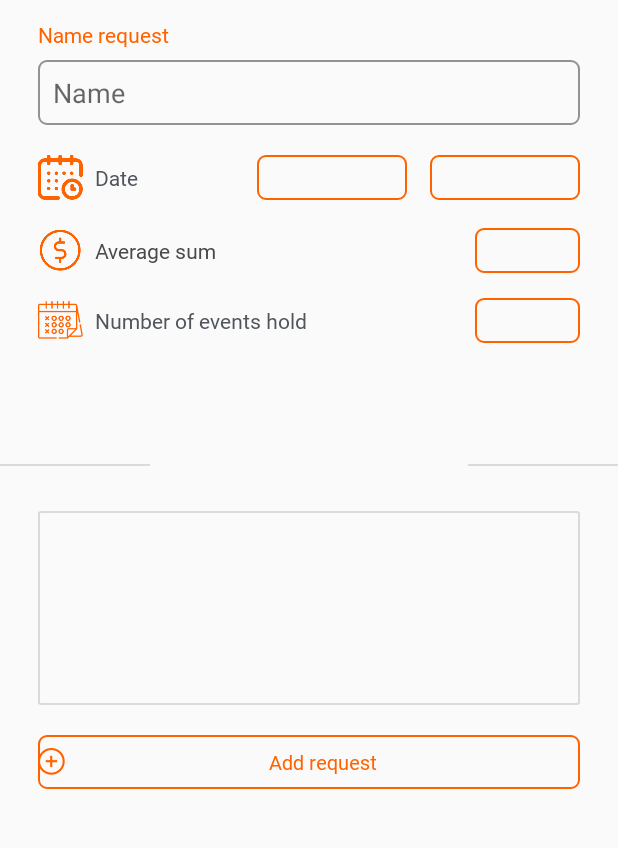
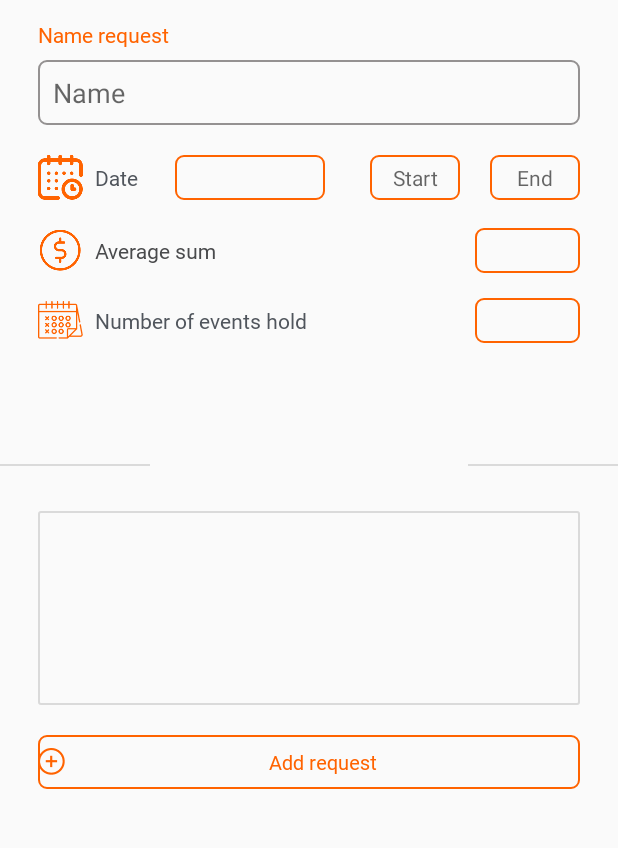
Before and after one commit to khusrav2000/Time2RaisOraganization, an Android app: the AddingRequest screen opened directly, with no data from a screen before it, on a phone screen of 412 x 824 dp, the part 129-977 px from its top. Run offline under Robolectric (Android 15) with nearby library versions, the phone set to English and light mode, and no system bars.

Commit message:
Adding request выбор даты и времены сделал с помощью DatePickerDialog и TimePickerDialog

```diff
--- a/app/src/main/AndroidManifest.xml
+++ b/app/src/main/AndroidManifest.xml
@@ -20,7 +20,9 @@
         </activity>
         <activity
             android:name=".AddingRequest"
-            android:windowSoftInputMode="adjustPan"></activity>
+            android:windowSoftInputMode="adjustPan">
+
+        </activity>
         <activity
             android:name=".MainActivity"
             android:label="@string/title_activity_main"
--- a/app/src/main/java/com/example/organization/AddingRequest.java
+++ b/app/src/main/java/com/example/organization/AddingRequest.java
@@ -1,13 +1,189 @@
 package com.example.organization;
 
+import android.app.DatePickerDialog;
+import android.app.TimePickerDialog;
 import android.support.v7.app.AppCompatActivity;
 import android.os.Bundle;
+import android.support.v7.widget.RecyclerView;
+import android.view.View;
+import android.widget.Button;
+import android.widget.DatePicker;
+import android.widget.EditText;
+import android.widget.TextView;
+import android.widget.TimePicker;
+
+import java.text.SimpleDateFormat;
+import java.util.Calendar;
+import java.util.Date;
+import java.util.Locale;
 
 public class AddingRequest extends AppCompatActivity {
+
+    Button addingRequest;
+    EditText nameRequest;
+    TextView dateRequest;
+    TextView startTimeRequest;
+    TextView endTimeRequest;
+    EditText averageSumRequest;
+    EditText numberOfEventsHeld;
+    EditText aboutRequest;
+
+    // Поля для хранения информаций о request-е.
+    String name;
+    String date;
+    String startTime;
+    String endTime;
+    double averageSum;
+    int numberOfEvents;
+    String about;
+
+    // Здесь храниться дата request-а.
+    Calendar requestDate = Calendar.getInstance();
+
+    // Здесь храниться время начала request-а.
+    Calendar requestStartTime = Calendar.getInstance();
+
+    // Здесь храниться дата конца request-а.
+    Calendar requestEndTime = Calendar.getInstance();
 
     @Override
     protected void onCreate(Bundle savedInstanceState) {
         super.onCreate(savedInstanceState);
         setContentView(R.layout.activity_adding_request);
+
+
+        // Данные о request-е.
+        addingRequest           = findViewById(R.id.adding_request);
+        nameRequest             = findViewById(R.id.name_request);
+        dateRequest             = findViewById(R.id.request_date);
+        startTimeRequest        = findViewById(R.id.request_time_start);
+        endTimeRequest          = findViewById(R.id.request_time_end);
+        averageSumRequest       = findViewById(R.id.average_sum);
+        numberOfEventsHeld      = findViewById(R.id.number_of_events_held);
+        aboutRequest            = findViewById(R.id.about_request);
+
+
+        // установка обработчика выбора даты для request-а.
+        final DatePickerDialog.OnDateSetListener selectDateRequest = new DatePickerDialog.OnDateSetListener() {
+
+            @Override
+            public void onDateSet(DatePicker view, int year, int monthOfYear,
+                                  int dayOfMonth) {
+                // TODO Auto-generated method stub
+                requestDate.set(Calendar.YEAR, year);
+                requestDate.set(Calendar.MONTH, monthOfYear);
+                requestDate.set(Calendar.DAY_OF_MONTH, dayOfMonth);
+                setDateRequest();
+            }
+
+        };
+
+        // установка обработчика выбора времени для начало request-а.
+        final TimePickerDialog.OnTimeSetListener selectStartTimeRequest =new TimePickerDialog.OnTimeSetListener() {
+            public void onTimeSet(TimePicker view, int hourOfDay, int minute) {
+                requestStartTime.set(Calendar.HOUR_OF_DAY, hourOfDay);
+                requestStartTime.set(Calendar.MINUTE, minute);
+                setStartTimeRequest();
+            }
+        };
+
+        // установка обработчика выбора времени для конца request-а.
+        final TimePickerDialog.OnTimeSetListener selectEndTimeRequest = new TimePickerDialog.OnTimeSetListener() {
+            public void onTimeSet(TimePicker view, int hourOfDay, int minute) {
+                requestEndTime.set(Calendar.HOUR_OF_DAY, hourOfDay);
+                requestEndTime.set(Calendar.MINUTE, minute);
+                setEndTimeRequest();
+            }
+        };
+
+        dateRequest.setOnClickListener(new View.OnClickListener() {
+            @Override
+            public void onClick(View v) {
+                new DatePickerDialog(AddingRequest.this, selectDateRequest,
+                        requestDate.get(Calendar.YEAR), requestDate.get(Calendar.MONTH),
+                        requestDate.get(Calendar.DAY_OF_MONTH)).show();
+            }
+        });
+
+        startTimeRequest.setOnClickListener(new View.OnClickListener() {
+            @Override
+            public void onClick(View v) {
+                TimePickerDialog timePickerDialog = new TimePickerDialog(
+                        AddingRequest.this,
+                        android.R.style.Theme_Holo_Light_Dialog_NoActionBar,
+                        selectStartTimeRequest,
+                        requestStartTime.get(Calendar.HOUR_OF_DAY),
+                        requestStartTime.get(Calendar.MINUTE), true);
+                timePickerDialog.setTitle("Choose hour:");
+                timePickerDialog.getWindow().setBackgroundDrawableResource(android.R.color.transparent);
+                timePickerDialog.show();
+            }
+        });
+
+        endTimeRequest.setOnClickListener(new View.OnClickListener() {
+            @Override
+            public void onClick(View v) {
+                TimePickerDialog timePickerDialog = new TimePickerDialog(
+                        AddingRequest.this,
+                        android.R.style.Theme_Holo_Light_Dialog_NoActionBar,
+                        selectEndTimeRequest,
+                        requestEndTime.get(Calendar.HOUR_OF_DAY),
+                        requestEndTime.get(Calendar.MINUTE), true);
+                timePickerDialog.setTitle("Choose hour:");
+                timePickerDialog.getWindow().setBackgroundDrawableResource(android.R.color.transparent);
+                timePickerDialog.show();
+            }
+        });
+
+
+
+        // Отслеживания кнопки для создании request-а.
+        addingRequest.setOnClickListener(new View.OnClickListener() {
+            @Override
+            public void onClick(View v) {
+
+                // Инициализация данных о request-е.
+                name = nameRequest.getText().toString().trim();
+                averageSum = Double.parseDouble(averageSumRequest.getText().toString());
+                numberOfEvents = Integer.parseInt(numberOfEventsHeld.getText().toString());
+                about = aboutRequest.getText().toString().trim();
+
+                if (validateData()){
+
+                }
+            }
+        });
+    }
+
+    private void setDateRequest() {
+        String myFormat = "MM/dd/yy";
+        SimpleDateFormat sdf = new SimpleDateFormat(myFormat, Locale.US);
+
+        dateRequest.setText(sdf.format(requestDate.getTime()));
+    }
+
+    private void setStartTimeRequest() {
+        String myFormat = "hh:mm";
+        SimpleDateFormat sdf = new SimpleDateFormat(myFormat, Locale.US);
+
+        startTimeRequest.setText(sdf.format(requestStartTime.getTime()));
+    }
+
+    private void setEndTimeRequest() {
+        String myFormat = "hh:mm";
+        SimpleDateFormat sdf = new SimpleDateFormat(myFormat, Locale.US);
+
+        endTimeRequest.setText(sdf.format(requestEndTime.getTime()));
+    }
+
+    private boolean validateData() {
+
+        if (name.equals("")){
+            nameRequest.setError(getString(R.string.name_request_error));
+            nameRequest.requestFocus();
+            return false;
+        }
+
+        return true;
     }
 }
--- a/app/src/main/res/layout/activity_adding_request.xml
+++ b/app/src/main/res/layout/activity_adding_request.xml
@@ -83,32 +83,46 @@
                 app:layout_constraintStart_toEndOf="@+id/imageView"
                 app:layout_constraintTop_toTopOf="@+id/imageView" />
 
-            <EditText
+            <TextView
                 android:id="@+id/request_date"
                 android:layout_width="100dp"
                 android:layout_height="30dp"
+                android:layout_marginEnd="30dp"
+
+                android:background="@drawable/orange_border_radius"
+
+                android:gravity="center"
+                app:layout_constraintBottom_toBottomOf="@+id/imageView"
+                app:layout_constraintEnd_toStartOf="@+id/request_time_start"
+                app:layout_constraintTop_toTopOf="@+id/imageView" />
+
+            <TextView
+                android:id="@+id/request_time_start"
+                android:layout_width="60dp"
+                android:layout_height="30dp"
                 android:layout_gravity="center_vertical"
                 android:background="@drawable/orange_border_radius"
+
+
                 android:gravity="center"
-                android:inputType="date"
+                android:hint="@string/start"
+                app:layout_constraintBottom_toBottomOf="@+id/imageView"
+                app:layout_constraintEnd_toStartOf="@+id/request_time_end"
+                app:layout_constraintTop_toTopOf="@+id/imageView"
+                android:layout_marginEnd="20dp"/>
 
+            <TextView
+                android:id="@+id/request_time_end"
+                android:layout_width="60dp"
+                android:layout_height="30dp"
+                android:layout_gravity="center_vertical"
+
+
+                android:background="@drawable/orange_border_radius"
+                android:gravity="center"
+                android:hint="@string/end"
                 app:layout_constraintBottom_toBottomOf="@+id/imageView"
                 app:layout_constraintEnd_toEndOf="@+id/name_request"
-                app:layout_constraintTop_toTopOf="@+id/imageView" />
-
-            <EditText
-                android:id="@+id/request_time"
-                android:layout_width="100dp"
-                android:layout_height="30dp"
-                android:layout_gravity="center_vertical"
-                android:layout_marginEnd="15dp"
-                android:background="@drawable/orange_border_radius"
-                android:gravity="center"
-                android:inputType="time"
-
-
-                app:layout_constraintBottom_toBottomOf="@+id/imageView"
-                app:layout_constraintEnd_toStartOf="@+id/request_date"
                 app:layout_constraintTop_toTopOf="@+id/imageView" />
 
 
@@ -226,6 +240,7 @@
                 app:layout_constraintTop_toBottomOf="@id/text_about_request"/>
 
             <Button
+                android:id="@+id/adding_request"
                 android:layout_width="match_parent"
                 android:layout_height="36dp"
                 android:layout_marginTop="20dp"
@@ -244,7 +259,6 @@
                 android:textColor="@color/orange"
                 android:gravity="center"
                 />
-
         </android.support.constraint.ConstraintLayout>
     </ScrollView>
 
--- a/app/src/main/res/values/strings.xml
+++ b/app/src/main/res/values/strings.xml
@@ -58,4 +58,7 @@
     <string name="initiator_name_error">Please enter your organization name.</string>
     <string name="email_error_exists">This email already exists!</string>
     <string name="password_error_count">Password must be greater than 6 characters.</string>
+    <string name="name_request_error">Please, enter request name.</string>
+    <string name="end">End</string>
+    <string name="start">Start</string>
 </resources>
```
